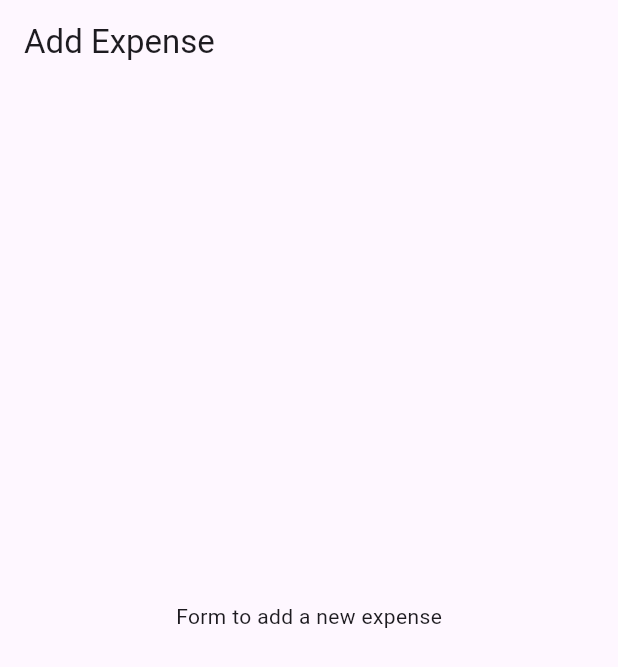
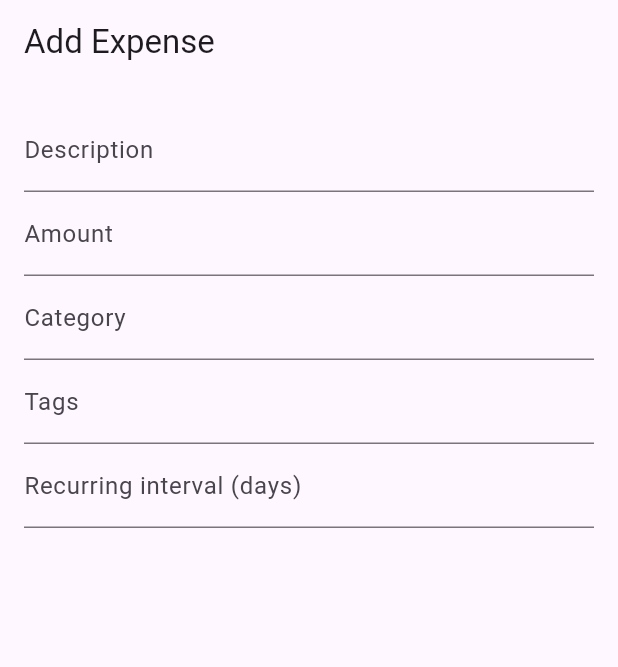
Before and after one commit to Quarezz/CoinBag, a Flutter app: the screen it shows after launch, item 3 of the bottom bar chosen, on a phone screen of 412 x 824 dp. Shown: the top 667 px of the screen. Run offline on Flutter 3.47's test engine with Material 3 defaults, Android fonts, the phone set to English and light mode, and no system bars; our stand-ins replace csv, supabase_flutter; accounts and stored records are empty.

Commit message:
feat: add rich expense entry

```diff
--- a/coinbag_flutter/lib/models/expense.dart
+++ b/coinbag_flutter/lib/models/expense.dart
@@ -4,6 +4,9 @@ class Expense {
   final double amount;
   final DateTime date;
   final String accountId;
+  final String? category;
+  final List<String> tags;
+  final int? recurringIntervalDays;
 
   Expense({
     required this.id,
@@ -11,5 +14,8 @@ class Expense {
     required this.amount,
     required this.date,
     required this.accountId,
+    this.category,
+    this.tags = const [],
+    this.recurringIntervalDays,
   });
 }
--- a/coinbag_flutter/lib/screens/add_expense_screen.dart
+++ b/coinbag_flutter/lib/screens/add_expense_screen.dart
@@ -7,8 +7,24 @@ class AddExpenseScreen extends StatelessWidget {
   Widget build(BuildContext context) {
     return Scaffold(
       appBar: AppBar(title: const Text('Add Expense')),
-      body: const Center(
-        child: Text('Form to add a new expense'),
+      body: Padding(
+        padding: const EdgeInsets.all(16),
+        child: ListView(
+          children: const [
+            TextField(decoration: InputDecoration(labelText: 'Description')),
+            TextField(
+              decoration: InputDecoration(labelText: 'Amount'),
+              keyboardType: TextInputType.number,
+            ),
+            TextField(decoration: InputDecoration(labelText: 'Category')),
+            TextField(decoration: InputDecoration(labelText: 'Tags')),
+            TextField(
+              decoration:
+                  InputDecoration(labelText: 'Recurring interval (days)'),
+              keyboardType: TextInputType.number,
+            ),
+          ],
+        ),
       ),
     );
   }
--- a/coinbag_flutter/lib/services/cloud_sync_service.dart
+++ b/coinbag_flutter/lib/services/cloud_sync_service.dart
@@ -15,6 +15,9 @@ class CloudSyncService {
               'amount': e.amount,
               'date': e.date.toIso8601String(),
               'account_id': e.accountId,
+              'category': e.category,
+              'tags': e.tags,
+              'recurring_interval_days': e.recurringIntervalDays,
             })
         .toList();
     await _client.from('expenses').upsert(rows);
@@ -29,6 +32,9 @@ class CloudSyncService {
               amount: (r['amount'] as num).toDouble(),
               date: DateTime.parse(r['date'] as String),
               accountId: r['account_id'] as String,
+              category: r['category'] as String?,
+              tags: (r['tags'] as List<dynamic>?)?.cast<String>() ?? <String>[],
+              recurringIntervalDays: r['recurring_interval_days'] as int?,
             ))
         .toList();
   }
--- a/coinbag_flutter/lib/services/csv_service.dart
+++ b/coinbag_flutter/lib/services/csv_service.dart
@@ -3,12 +3,35 @@ import '../models/expense.dart';
 
 class CsvService {
   String exportCsv(List<Expense> expenses) {
-    final rows = expenses.map((e) => [e.date.toIso8601String(), e.description, e.amount]).toList();
+    final rows = expenses
+        .map((e) => [
+              e.date.toIso8601String(),
+              e.description,
+              e.amount,
+              e.category ?? '',
+              e.tags.join('|'),
+              e.recurringIntervalDays ?? 0
+            ])
+        .toList();
     return const ListToCsvConverter().convert(rows);
   }
 
   List<Expense> importCsv(String data) {
     final rows = const CsvToListConverter().convert(data);
-    return rows.map((r) => Expense(id: '', description: r[1], amount: r[2], date: DateTime.parse(r[0]), accountId: '')).toList();
+    return rows
+        .map((r) => Expense(
+              id: '',
+              description: r[1] as String,
+              amount: (r[2] as num).toDouble(),
+              date: DateTime.parse(r[0] as String),
+              accountId: '',
+              category: (r.length > 3 && (r[3] as String).isNotEmpty) ? r[3] as String : null,
+              tags: r.length > 4 && (r[4] as String).isNotEmpty
+                  ? (r[4] as String).split('|')
+                  : <String>[],
+              recurringIntervalDays:
+                  r.length > 5 ? int.tryParse(r[5].toString()) : null,
+            ))
+        .toList();
   }
 }
--- a/coinbag_flutter/lib/services/supabase_api_service.dart
+++ b/coinbag_flutter/lib/services/supabase_api_service.dart
@@ -36,6 +36,9 @@ class SupabaseApiService {
       'amount': expense.amount,
       'date': expense.date.toIso8601String(),
       'account_id': expense.accountId,
+      'category': expense.category,
+      'tags': expense.tags,
+      'recurring_interval_days': expense.recurringIntervalDays,
     });
   }
 
@@ -49,6 +52,9 @@ class SupabaseApiService {
       'amount': expense.amount,
       'date': expense.date.toIso8601String(),
       'account_id': expense.accountId,
+      'category': expense.category,
+      'tags': expense.tags,
+      'recurring_interval_days': expense.recurringIntervalDays,
     }).eq('id', expense.id);
   }
 
@@ -83,6 +89,9 @@ class SupabaseApiService {
       amount: (r['amount'] as num).toDouble(),
       date: DateTime.parse(r['date'] as String),
       accountId: r['account_id'] as String,
+      category: r['category'] as String?,
+      tags: (r['tags'] as List<dynamic>?)?.cast<String>() ?? <String>[],
+      recurringIntervalDays: r['recurring_interval_days'] as int?,
     );
   }
 }
```
Also changed, not shown: 5 other files.
